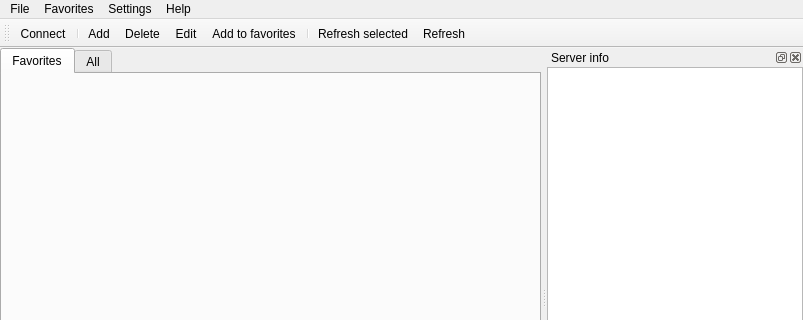
First picture: the form in src/main_window.ui, repository navrocky/urtconnector, before the edit; both pictures show x 0 to 803 and y 0 to 320 of the 803 by 568 pixel window.
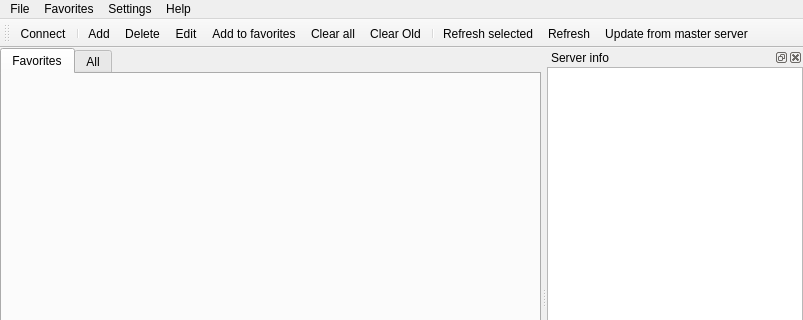
Second picture: the form after the edit. Icons and pictures are not drawn.

Commit message: "Clear All" and "Clear old" actions available for testing.

Patch:
```diff
--- a/src/main_window.ui
+++ b/src/main_window.ui
@@ -236,9 +236,12 @@
    <addaction name="actionFavDelete"/>
    <addaction name="actionFavEdit"/>
    <addaction name="actionAddToFav"/>
+   <addaction name="actionClearAll"/>
+   <addaction name="actionClearOld"/>
    <addaction name="separator"/>
    <addaction name="actionRefreshSelected"/>
    <addaction name="actionRefreshAll"/>
+   <addaction name="actionRefreshMaster"/>
   </widget>
   <widget class="QStatusBar" name="status_bar"/>
   <action name="actionQuit">
@@ -396,6 +399,33 @@
     <string>About Qt</string>
    </property>
   </action>
+  <action name="actionClearAll">
+   <property name="icon">
+    <iconset resource="images.qrc">
+     <normaloff>:/icons/icons/edit-clear.png</normaloff>:/icons/icons/edit-clear.png</iconset>
+   </property>
+   <property name="text">
+    <string>Clear all</string>
+   </property>
+  </action>
+  <action name="actionClearOld">
+   <property name="icon">
+    <iconset resource="images.qrc">
+     <normaloff>:/icons/icons/edit-clear-history.png</normaloff>:/icons/icons/edit-clear-history.png</iconset>
+   </property>
+   <property name="text">
+    <string>Clear Old</string>
+   </property>
+  </action>
+  <action name="actionRefreshMaster">
+   <property name="icon">
+    <iconset resource="images.qrc">
+     <normaloff>:/icons/icons/download.png</normaloff>:/icons/icons/download.png</iconset>
+   </property>
+   <property name="text">
+    <string>Update from master server</string>
+   </property>
+  </action>
  </widget>
  <layoutdefault spacing="6" margin="11"/>
  <tabstops>
```
Left out of the diff: 4 changed lines with no effect on the pictures. The commit also changes 17 other files.
